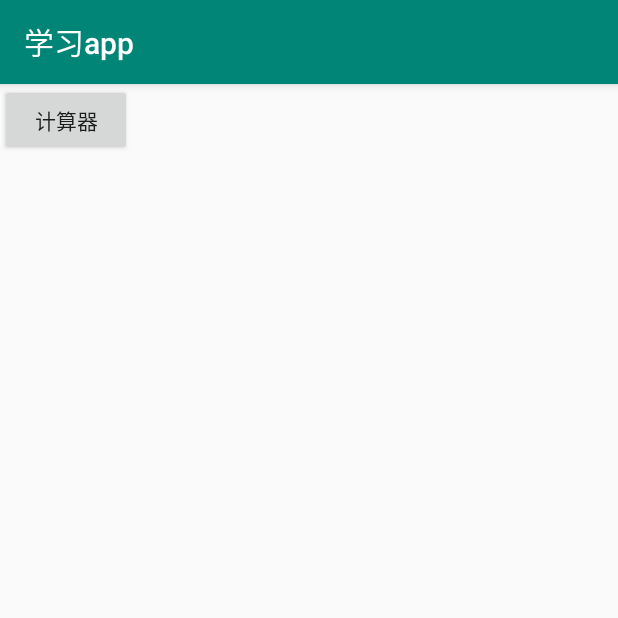
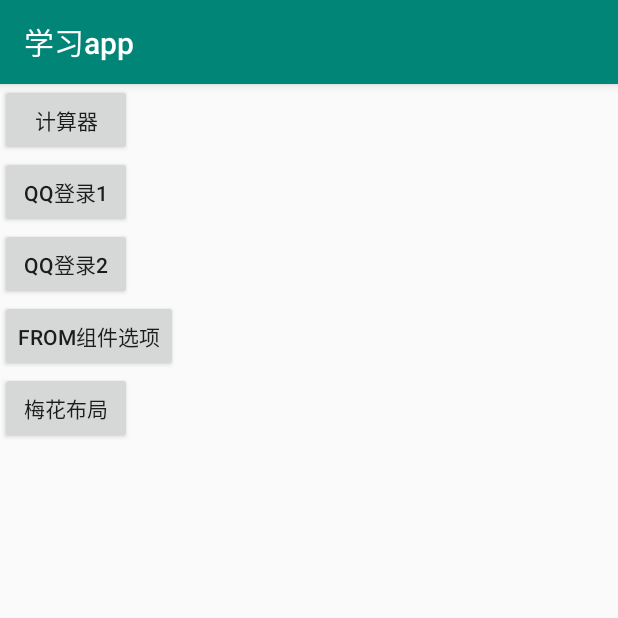
Before and after one commit to wanggaolin/AndroidStudy, an Android app: the screen it shows after launch (MainActivity), on a phone screen of 412 x 824 dp, the top half of it. Run offline under Robolectric (Android 15) with nearby library versions, the phone set to English and light mode, and no system bars.

Commit message:
新增学习结果

```diff
--- a/app/src/main/AndroidManifest.xml
+++ b/app/src/main/AndroidManifest.xml
@@ -12,7 +12,11 @@
         android:roundIcon="@mipmap/ic_launcher_round"
         android:supportsRtl="true"
         android:theme="@style/AppTheme">
-        <activity android:name=".Calculate"></activity>
+        <activity android:name=".FromInput"></activity>
+        <activity android:name=".QQLoginPage1" />
+        <activity android:name=".BlossomImage" />
+        <activity android:name=".QQLoginPage" />
+        <activity android:name=".Calculate" />
         <activity android:name=".MainActivity">
             <intent-filter>
                 <action android:name="android.intent.action.MAIN" />
--- a/app/src/main/java/com/example/gaolintest2/MainActivity.java
+++ b/app/src/main/java/com/example/gaolintest2/MainActivity.java
@@ -11,6 +11,10 @@ import android.widget.TextView;
 
 public class MainActivity extends AppCompatActivity {
     private Button Buttoncalculate;
+    private Button ButtonQQLogin;
+    private Button ButtonQQLogin1;
+    private Button ButtonFormInput;
+    private Button ButtonBlossom;
     @Override
     protected void onCreate(Bundle savedInstanceState) {
         super.onCreate(savedInstanceState);
@@ -25,6 +29,42 @@ public class MainActivity extends AppCompatActivity {
             }
         });
 
+        ButtonQQLogin = (Button) findViewById(R.id.qq_login);
+        ButtonQQLogin.setOnClickListener(new View.OnClickListener() {
+            @Override
+            public void onClick(View view) {
+                Intent intent = new Intent(MainActivity.this,QQLoginPage.class);
+                startActivity(intent);
+            }
+        });
+
+        ButtonQQLogin1 = (Button) findViewById(R.id.qq_login1);
+        ButtonQQLogin1.setOnClickListener(new View.OnClickListener() {
+            @Override
+            public void onClick(View view) {
+                Intent intent = new Intent(MainActivity.this,QQLoginPage1.class);
+                startActivity(intent);
+            }
+        });
+
+        ButtonFormInput = (Button) findViewById(R.id.form_input);
+        ButtonFormInput.setOnClickListener(new View.OnClickListener() {
+            @Override
+            public void onClick(View view) {
+                Intent intent = new Intent(MainActivity.this,FromInput.class);
+                startActivity(intent);
+            }
+        });
+
+        ButtonBlossom = (Button) findViewById(R.id.blossom_image);
+        ButtonBlossom.setOnClickListener(new View.OnClickListener() {
+            @Override
+            public void onClick(View view) {
+                Intent intent = new Intent(MainActivity.this,BlossomImage.class);
+                startActivity(intent);
+            }
+        });
+
 
     }
 }
--- a/app/src/main/res/layout/activity_main.xml
+++ b/app/src/main/res/layout/activity_main.xml
@@ -9,7 +9,29 @@
         android:layout_width="wrap_content"
         android:layout_height="wrap_content"
         android:text="计算器"
-
         />
-
+    <Button
+        android:id="@+id/qq_login"
+        android:layout_width="wrap_content"
+        android:layout_height="wrap_content"
+        android:text="QQ登录1"
+        />
+    <Button
+        android:id="@+id/qq_login1"
+        android:layout_width="wrap_content"
+        android:layout_height="wrap_content"
+        android:text="QQ登录2"
+        />
+    <Button
+        android:id="@+id/form_input"
+        android:layout_width="wrap_content"
+        android:layout_height="wrap_content"
+        android:text="From组件选项"
+        />
+    <Button
+        android:id="@+id/blossom_image"
+        android:layout_width="wrap_content"
+        android:layout_height="wrap_content"
+        android:text="梅花布局"
+        />
 </LinearLayout>
--- a/app/src/main/res/values/strings.xml
+++ b/app/src/main/res/values/strings.xml
@@ -1,4 +1,6 @@
 <resources>
     <string name="app_name">学习app</string>
     <string name="tv_test1">高哥，你好１２３１２３</string>
+    <string name="qq_login_success">登录成功</string>
+    <string name="qq_login_fail">登录失败</string>
 </resources>
```
Also changed, not shown: app/src/main/java/com/example/gaolintest2/BlossomImage.java (added, +14 -0 lines), app/src/main/java/com/example/gaolintest2/FromInput.java (added, +14 -0 lines), app/src/main/java/com/example/gaolintest2/QQLoginPage.java (added, +14 -0 lines), app/src/main/java/com/example/gaolintest2/QQLoginPage1.java (added, +46 -0 lines), app/src/main/res/layout/activity_blossom_image.xml (added, +48 -0 lines), app/src/main/res/layout/activity_from_input.xml (added, +7 -0 lines), app/src/main/res/layout/activity_qqlogin_page.xml (added, +48 -0 lines), app/src/main/res/layout/activity_qqlogin_page1.xml (added, +100 -0 lines), app/src/main/res/drawable/chongwu.jpg (added), app/src/main/res/drawable/huaban.jpg (added), app/src/main/res/drawable/icon_mobile.png (added), app/src/main/res/drawable/icon_pwd.png (added), app/src/main/res/drawable/jiantou.png (deleted), app/src/main/res/drawable/qq_header.png (added), 1 more files.
